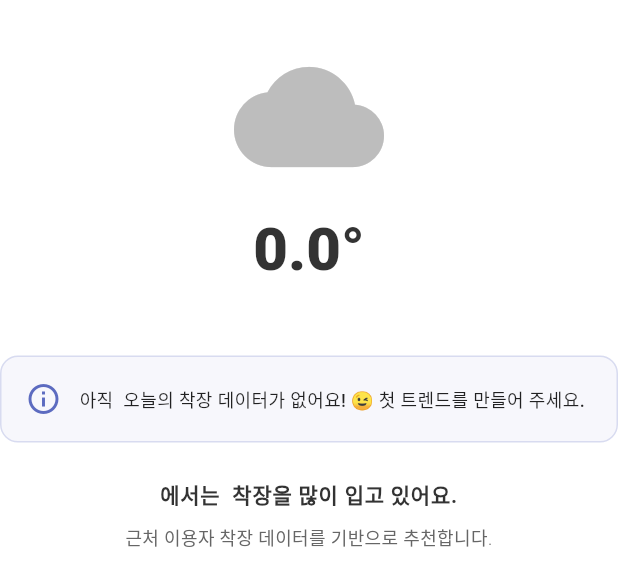
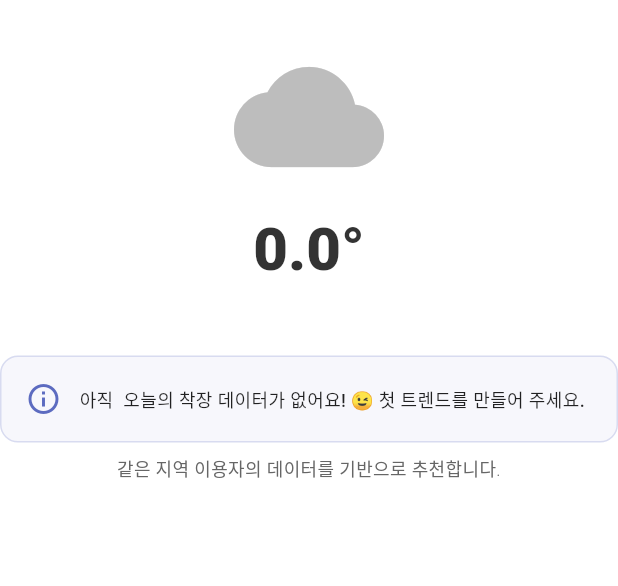
Before and after one commit to tnwlsdldkdlel/what-to-wear-today, a Flutter app: the HomeContent widget shown alone on an empty page, opened directly with empty values, on a phone screen of 412 x 824 dp. Shown: the top 586 px of the screen. Run offline on Flutter 3.47's test engine with Material 3 defaults, Android fonts, the phone set to English and light mode, and no system bars; our stand-ins replace flutter_dotenv, flutter_local_notifications, flutter_svg, geocoding, geolocator, get and 3 more; accounts and stored records are empty.

Commit message:
refactor: 추천 UI 및 모델 개선
- Recommendation 모델에서 buildSummarySentence 메서드 제거
- 홈 화면 UI 문구를 간결하게 변경
- 카테고리 라벨을 한글로 변경 (TOP → 상의, BOTTOM → 하의 등)
- 추천 타일 패딩 조정 및 레이아웃 개선
- FAB 색상을 accent에서 primary로 변경

```diff
--- a/lib/core/models/recommendation.dart
+++ b/lib/core/models/recommendation.dart
@@ -23,7 +23,8 @@ class Recommendation {
     List<RecommendationItem> _parseList(String key) {
       final list = json[key] as List<dynamic>? ?? [];
       return list
-          .map((raw) => RecommendationItem.fromJson(raw as Map<String, dynamic>))
+          .map(
+              (raw) => RecommendationItem.fromJson(raw as Map<String, dynamic>))
           .toList();
     }
 
@@ -38,19 +39,6 @@ class Recommendation {
       accessories: _parseList('accessories'),
     );
   }
-
-  String buildSummarySentence() {
-    final mainItems = <String>[
-      tops.isNotEmpty ? tops.first.label : '',
-      bottoms.isNotEmpty ? bottoms.first.label : '',
-      outerwear.isNotEmpty ? outerwear.first.label : '',
-      shoes.isNotEmpty ? shoes.first.label : '',
-    ].where((item) => item.isNotEmpty).toList();
-
-    final acc = accessories.isNotEmpty ? '와 ${accessories.first.label}' : '';
-    final clothing = mainItems.join(', ');
-    return '$area에서는 $clothing$acc 착장을 많이 입고 있어요.';
-  }
 }
 
 class RecommendationItem {
@@ -62,7 +50,8 @@ class RecommendationItem {
   final String label;
   final double probability;
 
-  factory RecommendationItem.fromJson(Map<String, dynamic> json) => RecommendationItem(
+  factory RecommendationItem.fromJson(Map<String, dynamic> json) =>
+      RecommendationItem(
         label: json['label'] as String,
         probability: (json['probability'] as num).toDouble(),
       );
--- a/lib/features/home/views/home_view.dart
+++ b/lib/features/home/views/home_view.dart
@@ -89,7 +89,7 @@ class HomeView extends GetView<HomeController> {
         onPressed: () => Get.toNamed(AppRoutes.submissionTop),
         label: const Text('내 착장 공유하기'),
         icon: const Icon(Icons.checkroom_outlined),
-        backgroundColor: AppColors.accent,
+        backgroundColor: AppColors.primary,
         foregroundColor: Colors.white,
       ),
     );
@@ -121,21 +121,15 @@ class HomeContent extends GetView<HomeController> {
             return Container(
               padding: const EdgeInsets.all(16),
               decoration: BoxDecoration(
-                color: AppColors.justRight.withOpacity(0.1),
+                color: AppColors.primary.withOpacity(0.1),
                 borderRadius: BorderRadius.circular(12),
                 border: Border.all(
-                  color: AppColors.justRight.withOpacity(0.3),
+                  color: AppColors.primary.withOpacity(0.3),
                   width: 1,
                 ),
               ),
               child: Row(
                 children: [
-                  const Icon(
-                    Icons.local_fire_department,
-                    color: AppColors.accent,
-                    size: 24,
-                  ),
-                  const SizedBox(width: 12),
                   Expanded(
                     child: Text(
                       popular.buildRecommendationMessage(),
@@ -182,46 +176,39 @@ class HomeContent extends GetView<HomeController> {
             ),
           );
         }),
-        const SizedBox(height: 24),
-        Text(
-          recommendation.buildSummarySentence(),
-          style:
-              theme.textTheme.bodyLarge?.copyWith(fontWeight: FontWeight.w600),
-          textAlign: TextAlign.center,
-        ),
         const SizedBox(height: 8),
         Text(
-          '근처 이용자 착장 데이터를 기반으로 추천합니다.',
+          '같은 지역 이용자의 데이터를 기반으로 추천합니다.',
           style: theme.textTheme.bodyMedium,
           textAlign: TextAlign.center,
         ),
-        const SizedBox(height: 24),
+        const SizedBox(height: 16),
         Expanded(
           child: ListView.separated(
             itemBuilder: (context, index) {
               final tiles = [
                 _RecommendationTile(
-                  title: 'TOP',
+                  title: '상의',
                   items: recommendation.tops,
                   chipColor: AppColors.primary,
                 ),
                 _RecommendationTile(
-                  title: 'BOTTOM',
+                  title: '하의',
                   items: recommendation.bottoms,
                   chipColor: AppColors.accent,
                 ),
                 _RecommendationTile(
-                  title: 'OUTER',
+                  title: '아우터',
                   items: recommendation.outerwear,
                   chipColor: AppColors.cold,
                 ),
                 _RecommendationTile(
-                  title: 'SHOES',
+                  title: '신발',
                   items: recommendation.shoes,
                   chipColor: AppColors.justRight,
                 ),
                 _RecommendationTile(
-                  title: 'ACC',
+                  title: '악세서리',
                   items: recommendation.accessories,
                   chipColor: AppColors.hot,
                 ),
@@ -340,12 +327,12 @@ class _RecommendationTile extends StatelessWidget {
     }
     return Card(
       child: Padding(
-        padding: const EdgeInsets.fromLTRB(20, 18, 20, 18),
+        padding: const EdgeInsets.fromLTRB(0, 2, 0, 2),
         child: Column(
           crossAxisAlignment: CrossAxisAlignment.start,
           children: [
             Text(title, style: theme.textTheme.titleMedium),
-            const SizedBox(height: 12),
+            const SizedBox(height: 2),
             Wrap(
               spacing: 12,
               runSpacing: 12,
```
